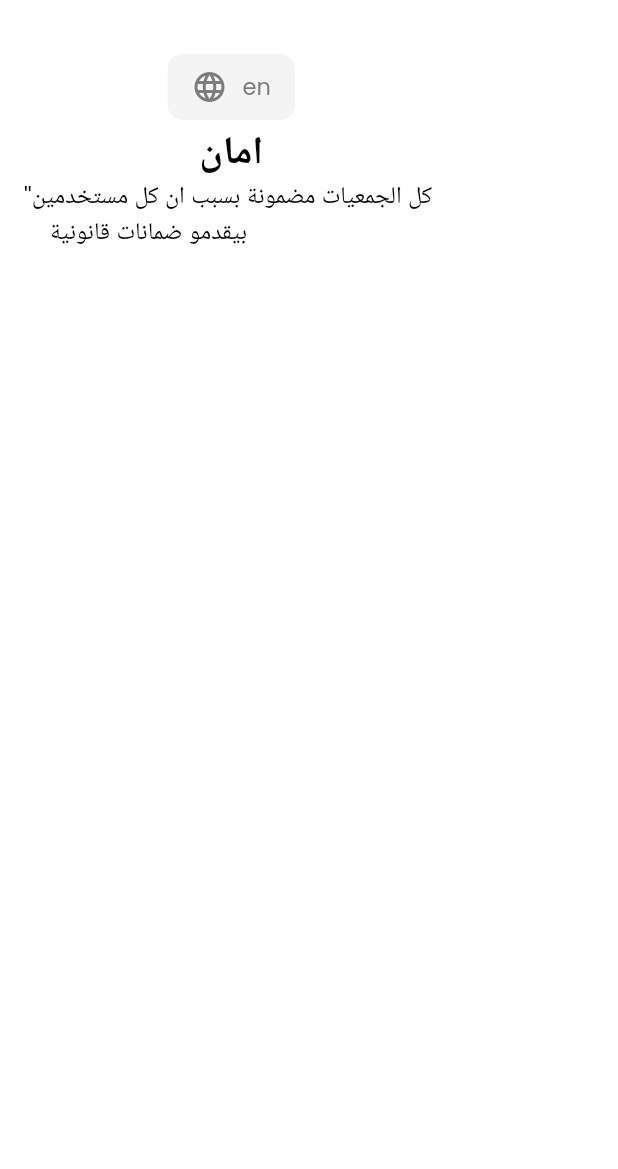
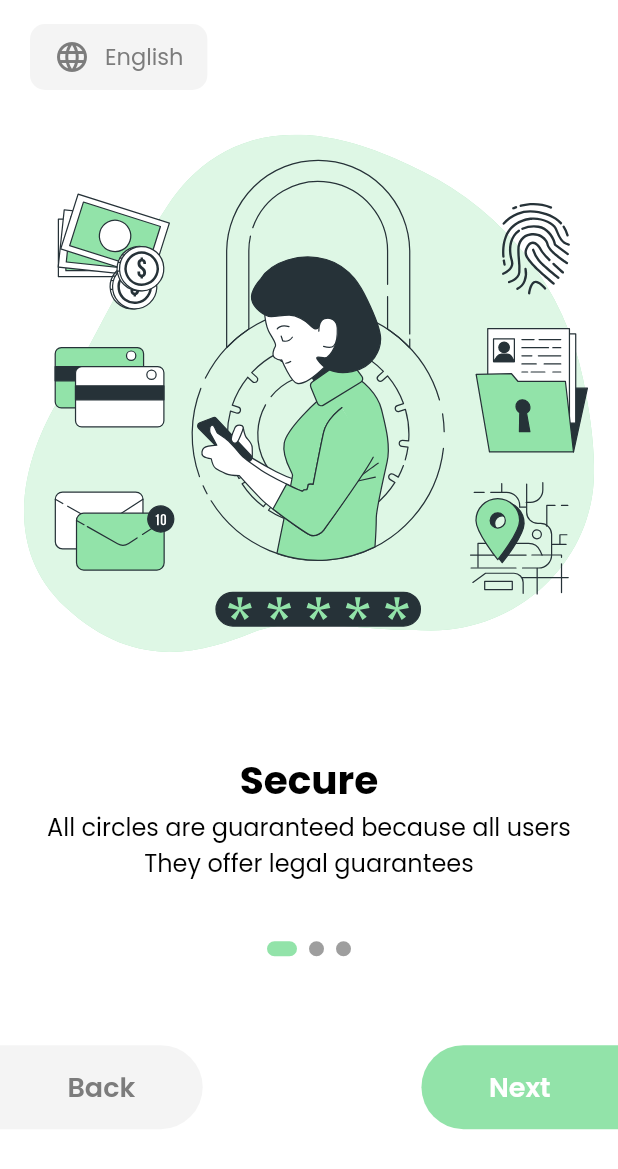
Before and after one commit to ziadkhaled912/weather_app, a Flutter app: the screen it shows after launch, on a phone screen of 412 x 824 dp. Shown: the top 1169 px of the screen. Run offline on Flutter 3.47's test engine with Material 2 defaults, Android fonts, the phone set to English and light mode, and no system bars; drawn by our look-alikes of smooth_page_indicator; our stand-ins replace dio, equatable, flutter_bloc, flutter_svg, freezed_annotation, get_it and 3 more.

Commit message:
OnBoarding

```diff
--- /dev/null
+++ b/lib/features/on_boarding/domain/entities/on_board_model.dart
@@ -0,0 +1,36 @@
+import 'package:equatable/equatable.dart';
+import 'package:flutter/material.dart';
+import 'package:gam3ity/generated/l10n.dart';
+
+class OnBoard extends Equatable {
+  final String title;
+  final String subtitle;
+  final String image;
+
+  const OnBoard({
+    required this.title,
+    required this.subtitle,
+    required this.image,
+  });
+
+  @override
+  List<Object?> get props => [title, subtitle, image];
+}
+
+List<OnBoard> onBoardingList(BuildContext context) => [
+  OnBoard(
+    title: S.of(context).onBoardingTitle1,
+    subtitle: S.of(context).onBoardingSubtitle1,
+    image: 'assets/svg/boarding-1.svg',
+  ),
+  OnBoard(
+    title: S.of(context).onBoardingTitle2,
+    subtitle: S.of(context).onBoardingSubtitle2,
+    image: 'assets/svg/boarding-2.svg',
+  ),
+  OnBoard(
+    title: S.of(context).onBoardingTitle3,
+    subtitle: S.of(context).onBoardingSubtitle3,
+    image: 'assets/svg/boarding-2.svg',
+  ),
+];
--- a/lib/features/on_boarding/presentation/pages/on_boarding_page.dart
+++ b/lib/features/on_boarding/presentation/pages/on_boarding_page.dart
@@ -1,72 +1,124 @@
 import 'package:flutter/material.dart';
-import 'package:flutter_bloc/flutter_bloc.dart';
-import 'package:flutter_svg/flutter_svg.dart';
-import 'package:gam3ity/core/constants/locales.dart';
-import 'package:gam3ity/utilities/theme/cubit/theme_cubit.dart';
-import 'package:gam3ity/utilities/theme/light_theme/light_colors.dart';
+import 'package:gam3ity/features/on_boarding/domain/entities/on_board_model.dart';
+import 'package:gam3ity/features/on_boarding/presentation/widgets/language_button.dart';
+import 'package:gam3ity/features/on_boarding/presentation/widgets/on_boarding_navigation_button.dart';
+import 'package:gam3ity/features/on_boarding/presentation/widgets/top_half_widget.dart';
+import 'package:gam3ity/generated/l10n.dart';
+import 'package:smooth_page_indicator/smooth_page_indicator.dart';
 
-class OnBoardingPage extends StatelessWidget {
+class OnBoardingPage extends StatefulWidget {
   const OnBoardingPage({Key? key}) : super(key: key);
 
   @override
+  State<OnBoardingPage> createState() => _OnBoardingPageState();
+}
+
+class _OnBoardingPageState extends State<OnBoardingPage> {
+  late final PageController _pageController;
+  late int index;
+  late bool isLast;
+
+  @override
+  void initState() {
+    super.initState();
+    _pageController = PageController();
+    index = 0;
+    isLast = false;
+  }
+
+  @override
   Widget build(BuildContext context) {
+    final List<OnBoard> boardingList = onBoardingList(context);
     return Scaffold(
-      extendBodyBehindAppBar: true,
-      body: Padding(
-        padding: const EdgeInsets.symmetric(horizontal: 16, vertical: 32),
-        child: Column(
-          children: [
-            InkWell(
-              onTap: () =>
-                  BlocProvider.of<ThemeCubit>(context).locale == englishLocale
-                      ? BlocProvider.of<ThemeCubit>(context)
-                          .changeLocale(arabicLocale)
-                      : BlocProvider.of<ThemeCubit>(context)
-                          .changeLocale(englishLocale),
-              child: Card(
-                clipBehavior: Clip.antiAliasWithSaveLayer,
-                elevation: 0,
-                color: LightColors.cardBG,
-                shape: RoundedRectangleBorder(
-                  borderRadius: BorderRadius.circular(10),
+      body: SafeArea(
+        child: Padding(
+          padding: const EdgeInsets.symmetric(vertical: 12),
+          child: Column(
+            children: [
+              Padding(
+                padding: const EdgeInsets.symmetric(horizontal: 16.0),
+                child: Row(
+                  children: const [
+                    LanguageButton(),
+                  ],
                 ),
-                child: Padding(
-                  padding:
-                      const EdgeInsets.symmetric(horizontal: 16, vertical: 10),
-                  child: Row(
-                    mainAxisSize: MainAxisSize.min,
-                    mainAxisAlignment: MainAxisAlignment.spaceAround,
-                    children: [
-                      const Icon(Icons.language, color: LightColors.textGray),
-                      const SizedBox(width: 10),
-                      Text(
-                        BlocProvider.of<ThemeCubit>(context)
-                            .locale
-                            .languageCode,
-                        style: const TextStyle(
-                          color: LightColors.textGray,
-                        ),
-                      ),
-                    ],
+              ),
+              Expanded(
+                flex: 3,
+                child: PageView.builder(
+                  controller: _pageController,
+                  itemCount: boardingList.length,
+                  onPageChanged: (int newIndex) {
+                    index = newIndex;
+                    if (index == boardingList.length - 1) {
+                      setState(() {
+                        isLast = true;
+                      });
+                    } else {
+                      setState(() {
+                        isLast = false;
+                      });
+                    }
+                  },
+                  itemBuilder: (context, index) => Padding(
+                    padding: const EdgeInsets.symmetric(horizontal: 16),
+                    child: TopHalfWidget(
+                      model: boardingList[index],
+                    ),
                   ),
                 ),
               ),
-            ),
-            // SvgPicture.asset(
-            //   assetName,
-            // ),
-            Text(
-              'امان',
-              style: Theme.of(context).textTheme.headline4,
-            ),
-            Text(
-              '''''كل الجمعيات مضمونة بسبب ان كل مستخدمين
-    بيقدمو ضمانات قانونية''',
-              style: Theme.of(context).textTheme.bodyText1?.copyWith(
-                fontWeight: FontWeight.normal
+              const SizedBox(height: 40),
+              SmoothPageIndicator(
+                controller: _pageController,
+                count: boardingList.length,
+                effect: ExpandingDotsEffect(
+                  dotWidth: 10,
+                  dotHeight: 10,
+                  activeDotColor: Theme.of(context).primaryColor,
+                  expansionFactor: 2,
+                ),
               ),
-            ),
-          ],
+              Expanded(
+                child: Row(
+                  mainAxisAlignment: MainAxisAlignment.spaceBetween,
+                  children: [
+                    OnBoardingNavigationButton(
+                      text: S.of(context).back,
+                      backgroundColor: const Color(0xffF4F4F4),
+                      textColor: const Color(0xff7C7C7C),
+                      onPressed: () {
+                        if(index != 0) {
+                          index--;
+                          _pageController.animateToPage(
+                            index,
+                            duration: const Duration(milliseconds: 500),
+                            curve: Curves.easeInOut,
+                          );
+                        }
+                      },
+                    ),
+                    OnBoardingNavigationButton(
+                      text: S.of(context).next,
+                      backgroundColor: Theme.of(context).primaryColor,
+                      textColor: Colors.white,
+                      start: false,
+                      onPressed: () {
+                        if (!isLast) {
+                          index++;
+                          _pageController.animateToPage(
+                            index,
+                            duration: const Duration(milliseconds: 500),
+                            curve: Curves.easeInOut,
+                          );
+                        }
+                      },
+                    ),
+                  ],
+                ),
+              ),
+            ],
+          ),
         ),
       ),
     );
--- /dev/null
+++ b/lib/features/on_boarding/presentation/widgets/language_button.dart
@@ -0,0 +1,44 @@
+import 'package:flutter/material.dart';
+import 'package:flutter_bloc/flutter_bloc.dart';
+import 'package:gam3ity/core/constants/locales.dart';
+import 'package:gam3ity/generated/l10n.dart';
+import 'package:gam3ity/utilities/theme/cubit/theme_cubit.dart';
+import 'package:gam3ity/utilities/theme/light_theme/light_colors.dart';
+
+class LanguageButton extends StatelessWidget {
+  const LanguageButton({Key? key}) : super(key: key);
+
+  @override
+  Widget build(BuildContext context) {
+    return InkWell(
+      onTap: () => BlocProvider.of<ThemeCubit>(context).locale == englishLocale
+          ? BlocProvider.of<ThemeCubit>(context).changeLocale(arabicLocale)
+          : BlocProvider.of<ThemeCubit>(context).changeLocale(englishLocale),
+      child: Card(
+        clipBehavior: Clip.antiAliasWithSaveLayer,
+        elevation: 0,
+        color: LightColors.cardBG,
+        shape: RoundedRectangleBorder(
+          borderRadius: BorderRadius.circular(10),
+        ),
+        child: Padding(
+          padding: const EdgeInsets.symmetric(horizontal: 16, vertical: 10),
+          child: Row(
+            mainAxisSize: MainAxisSize.min,
+            mainAxisAlignment: MainAxisAlignment.spaceAround,
+            children: [
+              const Icon(Icons.language, color: LightColors.textGray),
+              const SizedBox(width: 10),
+              Text(
+                S.of(context).lang,
+                style: const TextStyle(
+                  color: LightColors.textGray,
+                ),
+              ),
+            ],
+          ),
+        ),
+      ),
+    );
+  }
+}
--- /dev/null
+++ b/lib/features/on_boarding/presentation/widgets/on_boarding_navigation_button.dart
@@ -0,0 +1,46 @@
+import 'package:flutter/material.dart';
+import 'package:gam3ity/generated/l10n.dart';
+
+class OnBoardingNavigationButton extends StatelessWidget {
+  const OnBoardingNavigationButton({
+    Key? key,
+    required this.text,
+    required this.onPressed,
+    required this.backgroundColor,
+    required this.textColor,
+    this.start = true,
+  }) : super(key: key);
+
+  final String text;
+  final Function() onPressed;
+  final Color backgroundColor;
+  final Color textColor;
+  final bool start;
+
+  @override
+  Widget build(BuildContext context) {
+    return MaterialButton(
+      onPressed: onPressed,
+      color: backgroundColor,
+      padding: const EdgeInsets.symmetric(horizontal: 45),
+      elevation: 0,
+      shape: RoundedRectangleBorder(
+        borderRadius: start ? const BorderRadiusDirectional.only(
+          topEnd: Radius.circular(30),
+          bottomEnd: Radius.circular(30),
+        ) : const BorderRadiusDirectional.only(
+          bottomStart: Radius.circular(30),
+          topStart: Radius.circular(30),
+        ),
+      ),
+      child: Text(
+        text,
+        style: Theme.of(context).textTheme.bodyText1?.copyWith(
+              fontWeight: FontWeight.w600,
+              fontSize: 18,
+              color: textColor,
+            ),
+      ),
+    );
+  }
+}
--- /dev/null
+++ b/lib/features/on_boarding/presentation/widgets/top_half_widget.dart
@@ -0,0 +1,34 @@
+import 'package:flutter/material.dart';
+import 'package:flutter_svg/flutter_svg.dart';
+import 'package:gam3ity/features/on_boarding/domain/entities/on_board_model.dart';
+
+class TopHalfWidget extends StatelessWidget {
+  const TopHalfWidget({Key? key, required this.model}) : super(key: key);
+
+  final OnBoard model;
+  @override
+  Widget build(BuildContext context) {
+    return Column(
+      children: [
+        Expanded(
+          child: SvgPicture.asset(
+            model.image,
+          ),
+        ),
+        const SizedBox(height: 40),
+        Text(
+          model.title,
+          style: Theme.of(context).textTheme.headline4,
+          textAlign: TextAlign.center,
+        ),
+        Text(
+          model.subtitle,
+          style: Theme.of(context).textTheme.bodyText1?.copyWith(
+            fontWeight: FontWeight.w400,
+          ),
+          textAlign: TextAlign.center,
+        ),
+      ],
+    );
+  }
+}
--- a/lib/l10n/intl_ar.arb
+++ b/lib/l10n/intl_ar.arb
@@ -4,5 +4,14 @@
   "serviceError": "الخدمة غير متوفرة، من فضلك حاول في وقت لاحق",
   "forbiddenAccessError": "لا تملك الصلاحيات الكافية للإطلاع",
   "contentError": "هذا المحتوى غير متوفر حالياً، من فضلك حاول في وقت لاحق",
-  "internetError": "من فضلك تفقد إتصالك بالإنترنت"
+  "internetError": "من فضلك تفقد إتصالك بالإنترنت",
+  "next": "التالى",
+  "back": "العودة",
+  "lang": "عربى",
+  "onBoardingTitle1": "امان",
+  "onBoardingTitle2": "سهل",
+  "onBoardingTitle3": "ظبط جمعيتك على مزاجك",
+  "onBoardingSubtitle1": "كل الجمعيات مضمونة بسبب ان كل مستخدمين \nبيقدمو ضمانات قانونية",
+  "onBoardingSubtitle2": "هتقدر تلاقى الجمعية الى تناسبك و كمان \nتظبط مواعيد الدفع و القبض بسهولة",
+  "onBoardingSubtitle3": "تقدر تعمل الجمعية الخاصة بيك و تدعو ليها اصحابك"
 }
--- a/lib/l10n/intl_en.arb
+++ b/lib/l10n/intl_en.arb
@@ -4,5 +4,14 @@
   "serviceError": "Service unavailable, please try again later.",
   "forbiddenAccessError": "You don't have the adequate permissions to view this.",
   "contentError": "This content is unavailable currently, please try again later",
-  "internetError": "Please check your internet connection"
+  "internetError": "Please check your internet connection",
+  "next": "Next",
+  "back": "Back",
+  "lang": "English",
+  "onBoardingTitle1": "Secure",
+  "onBoardingTitle2": "Easy",
+  "onBoardingTitle3": "Customize your own circle",
+  "onBoardingSubtitle1": "All circles are guaranteed because all users\nThey offer legal guarantees",
+  "onBoardingSubtitle2": "You will be able to find the circle that suits you, as well\nEasily adjust payment and receivable dates",
+  "onBoardingSubtitle3": "You can create your own circle and invite your friends to it"
 }
--- a/lib/utilities/theme/light_theme/light_theme.dart
+++ b/lib/utilities/theme/light_theme/light_theme.dart
@@ -9,7 +9,7 @@ class Gam3ityLightTheme {
     required Locale locale,
   }) {
     return ThemeData(
-      fontFamily: locale == englishLocale? 'Poppins' : 'Cairo',
+      fontFamily: locale == englishLocale? 'Poppins' : 'Inter',
       primaryColor: LightColors.primaryColor,
       accentColor: LightColors.secondaryColor,
       indicatorColor: lightColorScheme.secondary,
```
Also changed, not shown: pubspec.yaml (+6 -5 lines), assets/svg/boarding-1.svg (added), assets/svg/boarding-2.svg (added), assets/svg/otp.svg (added), lib/generated/intl/messages_ar.dart, lib/generated/intl/messages_en.dart, lib/generated/l10n.dart, pubspec.lock.
